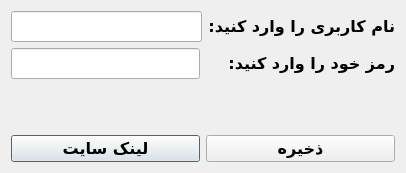
Qt form ui/select_username.ui (Hamid00Fathi/GameNetApp) before a commit.
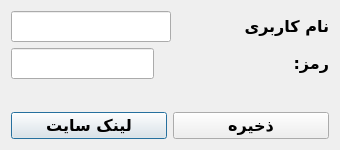
The same form after that commit.

```diff
--- a/ui/select_username.ui
+++ b/ui/select_username.ui
@@ -6,8 +6,8 @@
    <rect>
     <x>0</x>
     <y>0</y>
-    <width>406</width>
-    <height>173</height>
+    <width>340</width>
+    <height>150</height>
    </rect>
   </property>
   <property name="windowTitle">
@@ -42,7 +42,7 @@
           </font>
          </property>
          <property name="text">
-          <string>نام کاربری را وارد کنید:</string>
+          <string>نام کاربری            </string>
          </property>
         </widget>
        </item>
@@ -119,7 +119,7 @@
           </font>
          </property>
          <property name="text">
-          <string>رمز خود را وارد کنید:    </string>
+          <string>رمز:                        </string>
          </property>
         </widget>
        </item>
```
